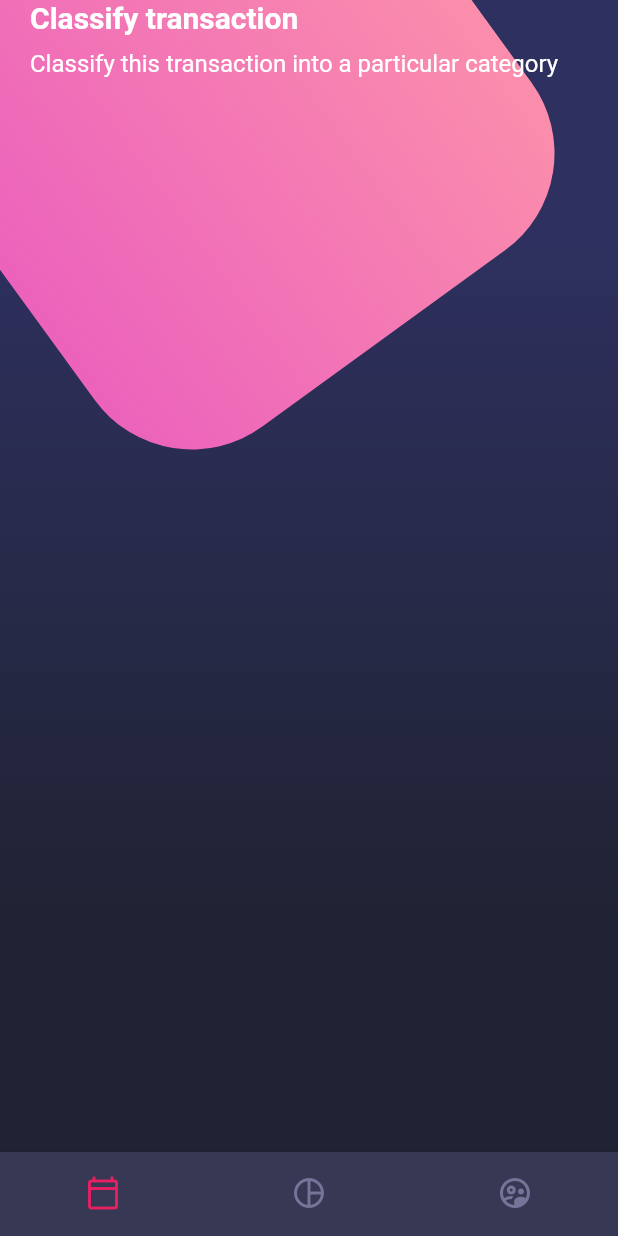
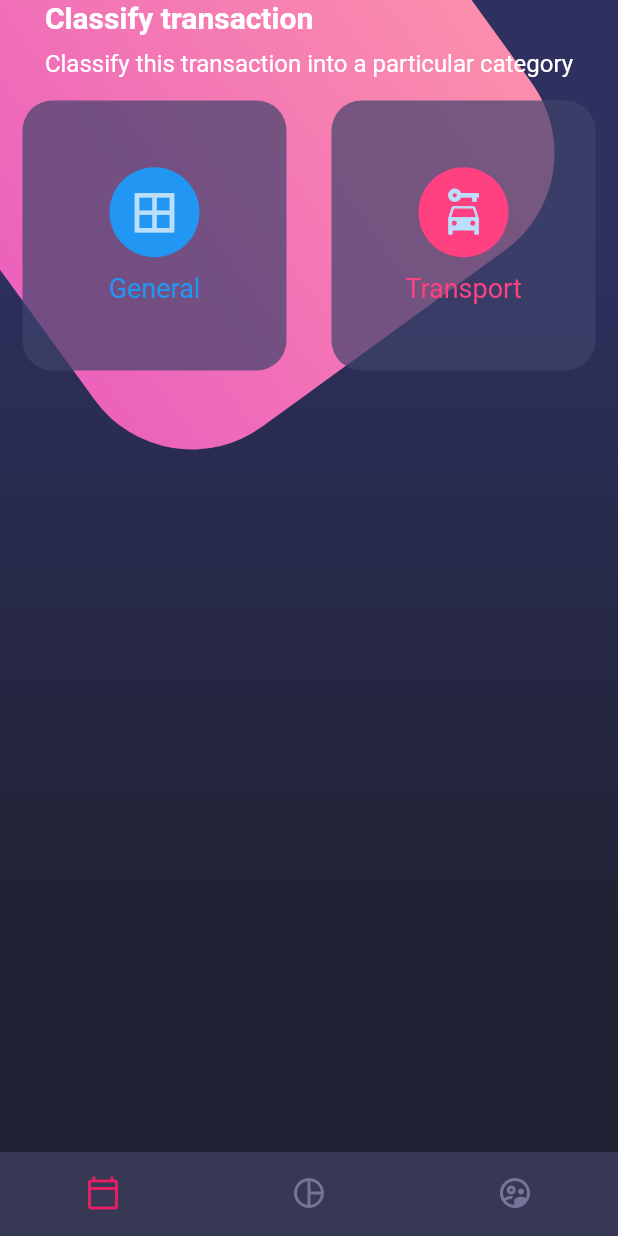
Before and after one commit to Carlos2693/design-flutter-legacy, a Flutter app: the screen it shows after launch, on a phone screen of 412 x 824 dp. Run offline on Flutter 3.47's test engine with Material 2 defaults, Android fonts, the phone set to English and light mode, and no system bars.

Commit message:
[FCB] Diseño compuesto - Table y TableRow

```diff
--- a/lib/screens/home_screen.dart
+++ b/lib/screens/home_screen.dart
@@ -1,7 +1,9 @@
+import 'package:flutter/material.dart';
+
 import 'package:designs/widgets/background.dart';
+import 'package:designs/widgets/card_table.dart';
 import 'package:designs/widgets/custom_bottom_navigation.dart';
 import 'package:designs/widgets/page_title.dart';
-import 'package:flutter/material.dart';
 
 class HomeScreen extends StatelessWidget {
   @override
@@ -27,7 +29,9 @@ class _HomeBody extends StatelessWidget {
       child: Column(
         children: [
           // Titles
-          PageTitle()
+          PageTitle(),
+          // Card table
+          CardTable()
         ],
       ),
     );
--- /dev/null
+++ b/lib/widgets/card_table.dart
@@ -0,0 +1,52 @@
+import 'package:flutter/material.dart';
+
+class CardTable extends StatelessWidget {
+
+  @override
+  Widget build(BuildContext context) {
+    return Table(
+      children: [
+        TableRow(
+          children: [
+            _Siglecard(color: Colors.blue, icon: Icons.border_all, text: 'General'),
+            _Siglecard(color: Colors.pinkAccent, icon: Icons.car_rental, text: 'Transport'),
+          ]
+        )
+      ],
+    );
+  }
+}
+
+class _Siglecard extends StatelessWidget {
+
+  final IconData icon;
+  final Color color;
+  final String text;
+
+  const _Siglecard({super.key, required this.icon, required this.color, required this.text});
+
+  @override
+  Widget build(BuildContext context) {
+
+    return Container(
+      margin: EdgeInsets.all(15),
+      height: 180,
+      decoration: BoxDecoration(
+        color: Color.fromRGBO(62, 66, 107, 0.7),
+        borderRadius: BorderRadius.circular(20)
+      ),
+      child: Column(
+        mainAxisAlignment: MainAxisAlignment.center,
+        children: [
+          CircleAvatar(
+            backgroundColor: color,
+            child: Icon(icon, size: 35,),
+            radius: 30,
+          ),
+          SizedBox(height: 10,),
+          Text(text, style: TextStyle(color: color, fontSize: 18),)
+        ],
+      ),
+    );
+  }
+}
```
